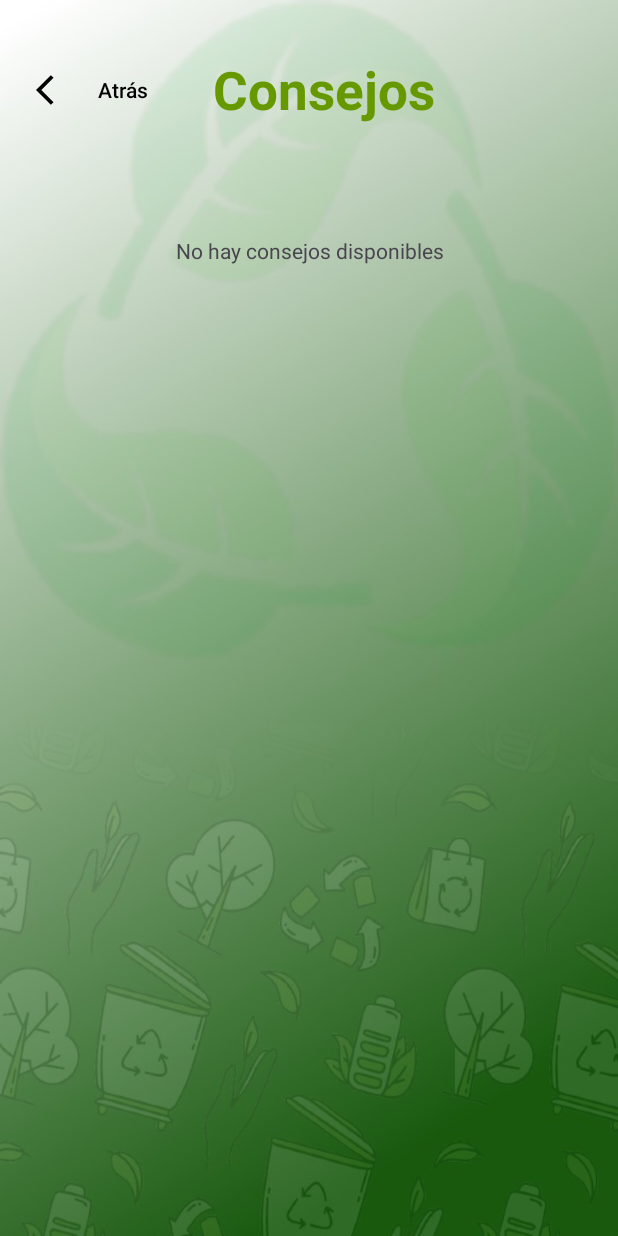
After one commit to Esteban663/EcoApp, an Android app: the ConsejosActivity screen opened directly, with no data from a screen before it, on a phone screen of 412 x 824 dp. The commit adds this screen. Run offline under Robolectric (Android 15) with nearby library versions, the phone set to English and light mode, and no system bars; our stand-ins replace Firebase (no records; nobody signed in at launch, a user with empty details on screens opened directly).

Commit message:
Agregué el activity de consejos, consumo de api creada en firebase

```diff
--- /dev/null
+++ b/app/src/main/java/com/example/ecoapp/ConsejosActivity.java
@@ -0,0 +1,135 @@
+package com.example.ecoapp;
+
+import android.content.Intent;
+import android.graphics.Color;
+import android.os.Bundle;
+import android.util.Log;
+import android.view.LayoutInflater;
+import android.view.View;
+import android.widget.Button;
+import android.widget.LinearLayout;
+import android.widget.TextView;
+import android.widget.Toast;
+
+import androidx.appcompat.app.AppCompatActivity;
+
+import com.google.android.material.card.MaterialCardView;
+import com.google.firebase.firestore.FirebaseFirestore;
+import com.google.firebase.firestore.QueryDocumentSnapshot;
+
+public class ConsejosActivity extends AppCompatActivity {
+    private LinearLayout consejosLayout;
+    private Button btnAtras;
+    private FirebaseFirestore db;
+    private static final String TAG = "ConsejosActivity";
+
+    @Override
+    protected void onCreate(Bundle savedInstanceState) {
+        super.onCreate(savedInstanceState);
+        setContentView(R.layout.activity_consejos);
+
+        // Inicializar vistas
+        consejosLayout = findViewById(R.id.consejosLayout);
+        btnAtras = findViewById(R.id.btn_atras);
+
+        // Inicializar Firebase
+        db = FirebaseFirestore.getInstance();
+
+        // Configurar botón atrás
+        btnAtras.setOnClickListener(new View.OnClickListener() {
+            @Override
+            public void onClick(View v) {
+                Intent intent = new Intent(ConsejosActivity.this, MainActivity.class);
+                startActivity(intent);
+                finish();
+            }
+        });
+
+        // Cargar consejos desde Firebase
+        cargarConsejos();
+    }
+
+    private void cargarConsejos() {
+        // Mostrar mensaje de carga
+        TextView cargando = new TextView(this);
+        cargando.setText("Cargando consejos...");
+        cargando.setTextAlignment(View.TEXT_ALIGNMENT_CENTER);
+        cargando.setPadding(16, 32, 16, 32);
+        consejosLayout.addView(cargando);
+
+        db.collection("recycling_tips")
+                .get()
+                .addOnSuccessListener(queryDocumentSnapshots -> {
+                    // Limpiar el mensaje de carga
+                    consejosLayout.removeAllViews();
+
+                    Log.d(TAG, "Documentos encontrados: " + queryDocumentSnapshots.size());
+
+                    if (queryDocumentSnapshots.isEmpty()) {
+                        // Si no hay consejos, mostrar mensaje
+                        TextView sinConsejos = new TextView(this);
+                        sinConsejos.setText("No hay consejos disponibles");
+                        sinConsejos.setTextAlignment(View.TEXT_ALIGNMENT_CENTER);
+                        sinConsejos.setPadding(16, 32, 16, 32);
+                        consejosLayout.addView(sinConsejos);
+                        return;
+                    }
+
+                    for (QueryDocumentSnapshot document : queryDocumentSnapshots) {
+                        try {
+                            Consejo consejo = document.toObject(Consejo.class);
+                            Log.d(TAG, "Procesando consejo: " + consejo.getTitulo());
+
+                            // Inflar el layout de la tarjeta
+                            View cardView = LayoutInflater.from(this)
+                                    .inflate(R.layout.item_consejo, consejosLayout, false);
+
+                            // Obtener referencias a los TextViews
+                            TextView tvTitulo = cardView.findViewById(R.id.tvTitulo);
+                            TextView tvDescripcion = cardView.findViewById(R.id.tvDescripcion);
+                            TextView tvCategoria = cardView.findViewById(R.id.tvCategoria);
+                            MaterialCardView materialCard = (MaterialCardView) cardView;
+
+                            // Asignar datos
+                            tvTitulo.setText(consejo.getTitulo() != null ? consejo.getTitulo() : "Sin título");
+                            tvDescripcion.setText(consejo.getDescripcion() != null ? consejo.getDescripcion() : "Sin descripción");
+                            tvCategoria.setText(consejo.getCategoria() != null ? consejo.getCategoria() : "General");
+
+                            // Aplicar color de fondo
+                            try {
+                                if (consejo.getColor() != null && !consejo.getColor().isEmpty()) {
+                                    int color = Color.parseColor(consejo.getColor());
+                                    materialCard.setCardBackgroundColor(color);
+                                } else {
+                                    materialCard.setCardBackgroundColor(Color.parseColor("#4CAF50")); // Verde por defecto
+                                }
+                            } catch (IllegalArgumentException e) {
+                                Log.w(TAG, "Color inválido: " + consejo.getColor());
+                                materialCard.setCardBackgroundColor(Color.parseColor("#4CAF50")); // Verde por defecto
+                            }
+
+                            // Agregar la tarjeta al layout
+                            consejosLayout.addView(cardView);
+
+                        } catch (Exception e) {
+                            Log.e(TAG, "Error procesando documento: " + document.getId(), e);
+                        }
+                    }
+                })
+                .addOnFailureListener(e -> {
+                    // Limpiar el mensaje de carga
+                    consejosLayout.removeAllViews();
+
+                    Log.e(TAG, "Error cargando consejos", e);
+                    Toast.makeText(this, "Error al cargar consejos: " + e.getMessage(),
+                            Toast.LENGTH_LONG).show();
+
+                    // Mostrar mensaje de error
+                    TextView error = new TextView(this);
+                    error.setText("Error al cargar consejos\nVerifique su conexión a internet");
+                    error.setTextAlignment(View.TEXT_ALIGNMENT_CENTER);
+                    error.setPadding(16, 32, 16, 32);
+                    consejosLayout.addView(error);
+                });
+    }
+}
--- a/app/src/main/java/com/example/ecoapp/Mapa.java
+++ b/app/src/main/java/com/example/ecoapp/Mapa.java
@@ -16,6 +16,7 @@ import android.widget.Toast;
 import androidx.appcompat.app.AppCompatActivity;
 import androidx.core.app.ActivityCompat;
 import androidx.core.content.ContextCompat;
+
 
 import org.osmdroid.config.Configuration;
 import org.osmdroid.tileprovider.tilesource.TileSourceFactory;
--- /dev/null
+++ b/app/src/main/res/layout/activity_consejos.xml
@@ -0,0 +1,58 @@
+<?xml version="1.0" encoding="utf-8"?>
+<LinearLayout xmlns:android="http://schemas.android.com/apk/res/android"
+    xmlns:app="http://schemas.android.com/apk/res-auto"
+    xmlns:tools="http://schemas.android.com/tools"
+    android:layout_width="match_parent"
+    android:layout_height="match_parent"
+    android:orientation="vertical"
+    android:background="@drawable/fondo"
+    tools:context=".ConsejosActivity">
+
+    <!-- Barra superior con botón atrás y título -->
+
+    <!-- ScrollView con los consejos -->
+
+    <LinearLayout
+        android:layout_width="match_parent"
+        android:layout_height="120dp"
+        android:gravity="center_vertical"
+        android:orientation="horizontal"
+        android:padding="16dp">
+
+        <Button
+            android:id="@+id/btn_atras"
+            android:layout_width="100dp"
+            android:layout_height="wrap_content"
+            android:background="@android:color/transparent"
+            android:drawableLeft="@drawable/baseline_arrow_back_ios_24"
+            android:drawablePadding="8dp"
+            android:padding="8dp"
+            android:text="Atrás"
+            android:textColor="@android:color/black" />
+
+        <TextView
+            android:layout_width="0dp"
+            android:layout_height="wrap_content"
+            android:layout_weight="1"
+            android:text="   Consejos"
+            android:textAlignment="viewStart"
+            android:textColor="@android:color/holo_green_dark"
+            android:textSize="35sp"
+            android:textStyle="bold" />
+
+    </LinearLayout>
+
+    <ScrollView
+        android:layout_width="match_parent"
+        android:layout_height="match_parent"
+        android:padding="16dp">
+
+        <LinearLayout
+            android:id="@+id/consejosLayout"
+            android:layout_width="match_parent"
+            android:layout_height="wrap_content"
+            android:orientation="vertical" />
+
+    </ScrollView>
+
+</LinearLayout>
--- a/app/src/main/res/layout/activity_puntos_reciclaje.xml
+++ b/app/src/main/res/layout/activity_puntos_reciclaje.xml
@@ -43,9 +43,8 @@
         android:layout_width="wrap_content"
         android:layout_height="wrap_content"
         android:layout_marginTop="104dp"
-        android:text="PUNTOS DE RECICLAJE"
+        android:text="Puntos De Reciclaje"
         android:textAlignment="center"
-        android:textAllCaps="true"
         android:textAppearance="@style/TextAppearance.MaterialComponents.Headline5"
         android:textColor="@android:color/holo_green_dark"
         android:textSize="35dp"
--- a/build.gradle.kts
+++ b/build.gradle.kts
@@ -2,4 +2,5 @@
 plugins {
     alias(libs.plugins.android.application) apply false
     alias(libs.plugins.google.android.libraries.mapsplatform.secrets.gradle.plugin) apply false
+    id("com.google.gms.google-services") version "4.4.3" apply false
 }
```
Also changed, not shown: app/build.gradle.kts (+7 -10 lines), app/src/main/AndroidManifest.xml (+6 -1 lines), app/src/main/java/com/example/ecoapp/Consejo.java (added, +51 -0 lines), app/src/main/java/com/example/ecoapp/MainActivity.java (+11 -5 lines), app/src/main/java/com/example/ecoapp/MyApp.java (added, +13 -0 lines), app/src/main/res/layout/activity_main.xml (+11 -11 lines), app/src/main/res/layout/item_consejo.xml (added, +46 -0 lines), 1 other file.
